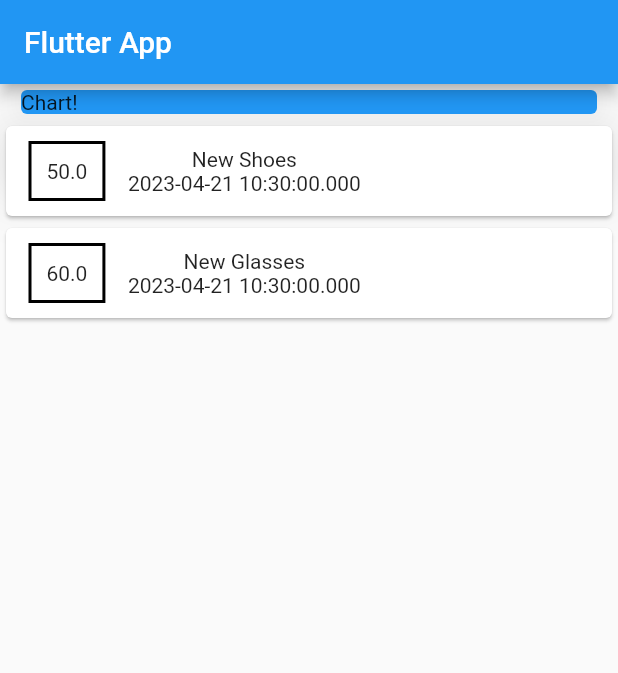
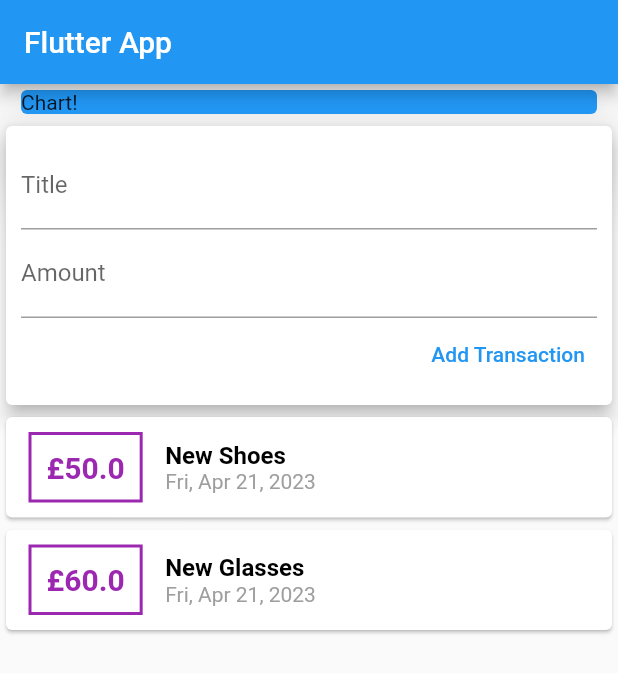
Before and after one commit to AhmedElatreby/expenses_app, a Flutter app: the screen it shows after launch, on a phone screen of 412 x 824 dp. Shown: the top 673 px of the screen. Run offline on Flutter 3.47's test engine with Material 2 defaults, Android fonts, the phone set to English and light mode, and no system bars.

Commit message:
add user transaction to the list

```diff
--- a/lib/src/myApp.dart
+++ b/lib/src/myApp.dart
@@ -1,5 +1,10 @@
 import 'package:flutter/material.dart';
-import './transaction.dart';
+
+import '../src/widgets/new_transactions.dart';
+import '../src/widgets/user_transactions.dart';
+
+import './widgets/transactions_list.dart';
+
 
 class MyApp extends StatelessWidget {
   @override
@@ -12,20 +17,8 @@ class MyApp extends StatelessWidget {
 }
 
 class MyHomePage extends StatelessWidget {
-  final List<Transaction> transactions = [
-    Transaction(
-      id: 't1',
-      title: 'New Shoes',
-      amount: 50.00,
-      date: DateTime.now(),
-    ),
-    Transaction(
-      id: 't2',
-      title: 'New Glasses',
-      amount: 60.00,
-      date: DateTime.now(),
-    ),
-  ];
+  final titleController = TextEditingController();
+  final amountController = TextEditingController();
 
   @override
   Widget build(BuildContext context) {
@@ -34,7 +27,7 @@ class MyHomePage extends StatelessWidget {
         title: const Text('Flutter App'),
       ),
       body: Column(
-        mainAxisAlignment: MainAxisAlignment.start,
+        crossAxisAlignment: CrossAxisAlignment.stretch,
         children: [
           Container(
             width: double.infinity,
@@ -48,40 +41,7 @@ class MyHomePage extends StatelessWidget {
               child: Text('Chart!'),
             ),
           ),
-          Column(
-            children: transactions.map((tx) {
-              return Card(
-                child: Row(
-                  children: [
-                    Container(
-                      margin: EdgeInsets.symmetric(
-                        vertical: 10,
-                        horizontal: 15,
-                      ),
-                      decoration: BoxDecoration(
-                        border: Border.all(
-                          color: Colors.black,
-                          width: 2,
-                        ),
-                      ),
-                      padding: EdgeInsets.all(10.0),
-                      child: Text(
-                        tx.amount.toString(),
-                      ),
-                    ),
-                    Column(
-                      children: [
-                        Text(tx.title),
-                        Text(
-                          tx.date.toString(),
-                        ),
-                      ],
-                    ),
-                  ],
-                ),
-              );
-            }).toList(),
-          ),
+          UserTransaction(),
         ],
       ),
     );
--- /dev/null
+++ b/lib/src/widgets/new_transactions.dart
@@ -0,0 +1,44 @@
+import 'package:flutter/material.dart';
+
+class NewTransaction extends StatelessWidget {
+  final Function addTx;
+  final titleController = TextEditingController();
+  final amountController = TextEditingController();
+
+  NewTransaction(this.addTx);
+
+  @override
+  Widget build(BuildContext context) {
+    return Card(
+      elevation: 5,
+      child: Container(
+        padding: EdgeInsets.all(10),
+        child: Column(
+          crossAxisAlignment: CrossAxisAlignment.end,
+          children: [
+            TextField(
+              decoration: InputDecoration(labelText: 'Title'),
+              controller: titleController,
+            ),
+            TextField(
+              decoration: InputDecoration(labelText: 'Amount'),
+              controller: amountController,
+            ),
+            TextButton(
+              onPressed: () {
+                addTx(
+                  titleController.text,
+                  double.parse(amountController.text),
+                );
+              },
+              child: Text('Add Transaction'),
+              style: TextButton.styleFrom(
+                onSurface: Colors.purple,
+              ),
+            ),
+          ],
+        ),
+      ),
+    );
+  }
+}
--- /dev/null
+++ b/lib/src/widgets/transactions_list.dart
@@ -0,0 +1,59 @@
+import 'package:flutter/material.dart';
+import 'package:intl/intl.dart';
+import '../models/transaction.dart';
+import './user_transactions.dart';
+
+
+class TransactionList extends StatelessWidget {
+  late final List<Transaction> transactions;
+  TransactionList(this.transactions);
+  @override
+  Widget build(BuildContext context) {
+    return Column(
+      children: transactions.map((tx) {
+        return Card(
+          child: Row(
+            children: [
+              Container(
+                margin: EdgeInsets.symmetric(
+                  vertical: 10,
+                  horizontal: 15,
+                ),
+                decoration: BoxDecoration(
+                  border: Border.all(
+                    color: Colors.purple,
+                    width: 2,
+                  ),
+                ),
+                padding: EdgeInsets.all(10.0),
+                child: Text(
+                  '£${tx.amount}',
+                  style: TextStyle(
+                      fontWeight: FontWeight.bold,
+                      fontSize: 20,
+                      color: Colors.purple),
+                ),
+              ),
+              Column(
+                crossAxisAlignment: CrossAxisAlignment.start,
+                children: [
+                  Text(
+                    tx.title,
+                    style: TextStyle(
+                        fontSize: 16,
+                        fontWeight: FontWeight.bold,
+                        color: Colors.black),
+                  ),
+                  Text(
+                    DateFormat.yMMMEd().format(tx.date as DateTime),
+                    style: TextStyle(color: Colors.grey),
+                  ),
+                ],
+              ),
+            ],
+          ),
+        );
+      }).toList(),
+    );
+  }
+}
--- /dev/null
+++ b/lib/src/widgets/user_transactions.dart
@@ -0,0 +1,49 @@
+import 'package:flutter/material.dart';
+
+import '../models/transaction.dart';
+import './transactions_list.dart';
+import './new_transactions.dart';
+
+class UserTransaction extends StatefulWidget {
+  @override
+  State<UserTransaction> createState() => _UserTransactionState();
+}
+
+class _UserTransactionState extends State<UserTransaction> {
+  final List<Transaction> _userTransactions = [
+    Transaction(
+      id: 't1',
+      title: 'New Shoes',
+      amount: 50.00,
+      date: DateTime.now(),
+    ),
+    Transaction(
+      id: 't2',
+      title: 'New Glasses',
+      amount: 60.00,
+      date: DateTime.now(),
+    ),
+  ];
+
+  void _addNewTransaction(String txTitle, double txAmount) {
+    final newTx = Transaction(
+      title: txTitle,
+      amount: txAmount,
+      id: DateTime.now().toString(),
+      date: DateTime.now(),
+    );
+    setState(() {
+      _userTransactions.add(newTx);
+    });
+  }
+
+  @override
+  Widget build(BuildContext context) {
+    return Column(
+      children: [
+        NewTransaction(_addNewTransaction),
+        TransactionList(_userTransactions),
+      ],
+    );
+  }
+}
--- a/pubspec.yaml
+++ b/pubspec.yaml
@@ -30,11 +30,14 @@ environment:
 dependencies:
   flutter:
     sdk: flutter
+  intl: ^0.18.1
+
 
 
   # The following adds the Cupertino Icons font to your application.
   # Use with the CupertinoIcons class for iOS style icons.
   cupertino_icons: ^1.0.2
+
 
 dev_dependencies:
   flutter_test:
```
Also changed, not shown: lib/src/models/transaction.dart (renamed from lib/src/transaction.dart), pubspec.lock.
